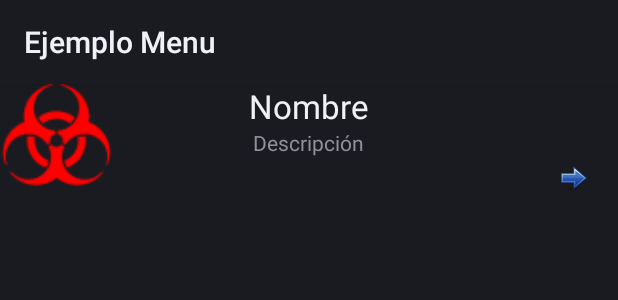
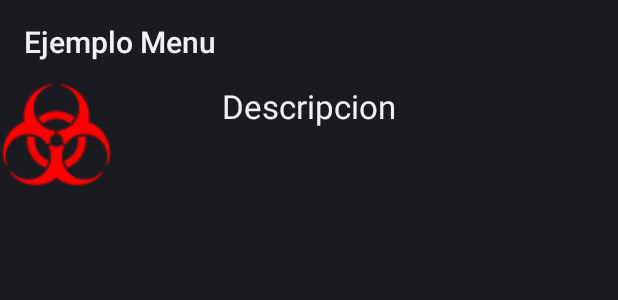
Before and after one commit to 1SI/MenuLateralSlide, an Android app: the layout elemento_lista.xml on its own in the app's theme, with its tools: preview values and no code run, on a phone screen of 412 x 824 dp. Shown: the top 300 px of the screen. Run offline under Robolectric (Android 15) with nearby library versions, the phone set to English and light mode, and no system bars.

```diff
--- a/app/src/main/res/layout/elemento_lista.xml
+++ b/app/src/main/res/layout/elemento_lista.xml
@@ -13,30 +13,12 @@
         android:src="@drawable/biomini" />
 
     <TextView
-        android:id="@+id/TXTNombre"
+        android:id="@+id/txtDescripcion"
         android:layout_width="wrap_content"
         android:layout_height="wrap_content"
         android:layout_alignParentTop="true"
         android:layout_centerHorizontal="true"
-        android:text="Nombre"
+        android:text="Descripcion"
         android:textAppearance="?android:attr/textAppearanceLarge" />
 
-    <TextView
-        android:id="@+id/txtDescripcion"
-        android:layout_width="wrap_content"
-        android:layout_height="wrap_content"
-        android:layout_below="@+id/TXTNombre"
-        android:layout_centerHorizontal="true"
-        android:text="Descripción" />
-
-    <ImageView
-        android:id="@+id/imageView1"
-        android:layout_width="25dp"
-        android:layout_height="25dp"
-        android:layout_alignBottom="@+id/imgImagen"
-        android:layout_alignParentRight="true"
-        android:layout_marginRight="17dp"
-        android:scaleType="fitXY"
-        android:src="@drawable/next" />
-
 </RelativeLayout>
```
Also changed, not shown: app/src/main/java/com/elpoeta/menulateralslide/adaptadores/AdaptadorImagenes.java (+9 -7 lines), app/src/main/java/com/elpoeta/menulateralslide/data/Item.java (+26 -0 lines), app/src/main/res/layout/activity_list_selected.xml (added, +10 -0 lines).
